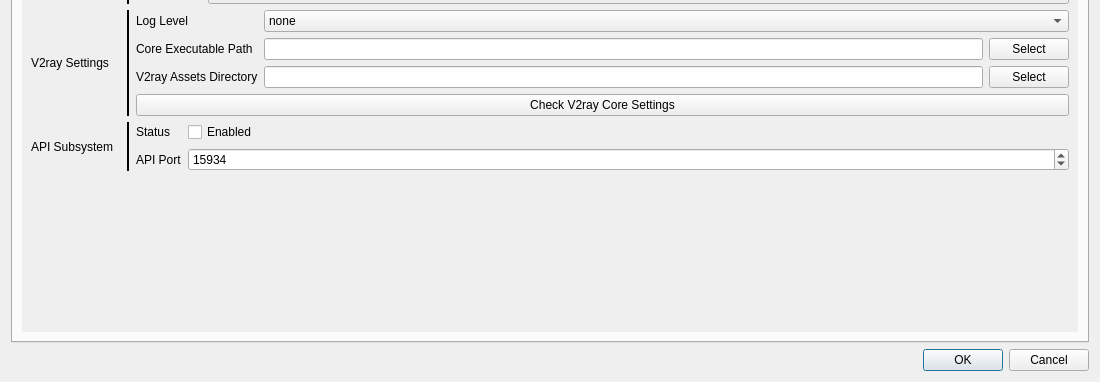
First picture: the form in src/ui/w_PreferencesWindow.ui, repository Qv2ray/Qv2ray, before the edit; both pictures show x 0 to 1100 and y 290 to 672 of the 1100 by 672 pixel window.
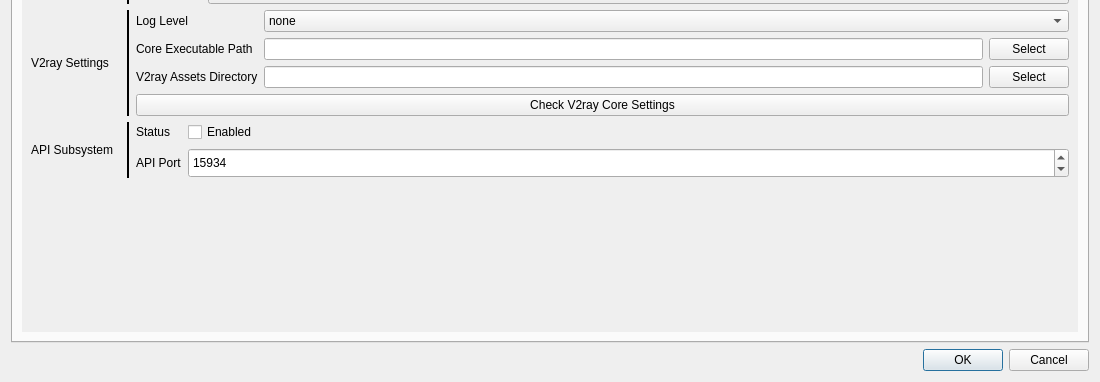
Second picture: the form after the edit. Icons and pictures are not drawn.

```diff
--- a/src/ui/w_PreferencesWindow.ui
+++ b/src/ui/w_PreferencesWindow.ui
@@ -43,8 +43,8 @@
            <rect>
             <x>0</x>
             <y>0</y>
-            <width>1060</width>
-            <height>574</height>
+            <width>1054</width>
+            <height>556</height>
            </rect>
           </property>
           <layout class="QGridLayout" name="gridLayout_13" rowstretch="0,0,0,0,1">
@@ -405,8 +405,8 @@
               <widget class="QSpinBox" name="statsPortBox">
                <property name="minimumSize">
                 <size>
-                 <width>100</width>
-                 <height>0</height>
+                 <width>116</width>
+                 <height>30</height>
                 </size>
                </property>
                <property name="minimum">
```
Left out of the diff: 4 changed lines with no effect on the pictures.
